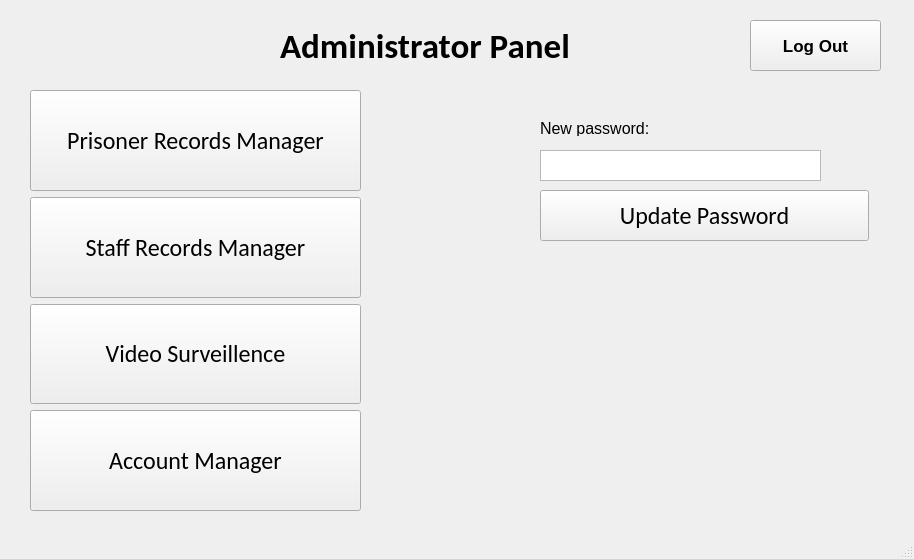
Qt form menu.ui (AmirQadir/PrisonManagementSystem) before a commit.
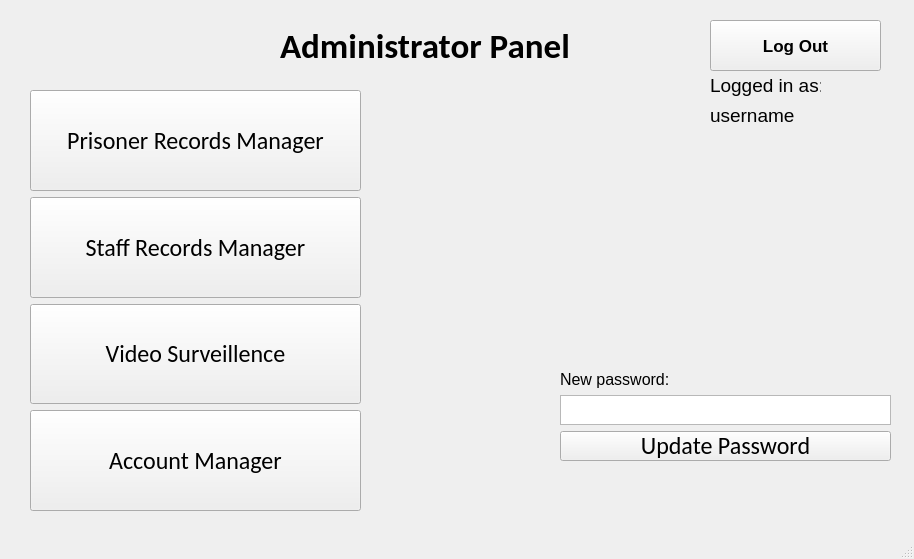
The same form after that commit.

Commit message: update password and shows username as well

The edit to the form file:
```diff
--- a/menu.ui
+++ b/menu.ui
@@ -138,9 +138,9 @@
    <widget class="QPushButton" name="pushButton_4">
     <property name="geometry">
      <rect>
-      <x>750</x>
+      <x>710</x>
       <y>20</y>
-      <width>131</width>
+      <width>171</width>
       <height>51</height>
      </rect>
     </property>
@@ -155,65 +155,94 @@
      <string>Log Out</string>
     </property>
    </widget>
-   <widget class="QPushButton" name="pushButton_7">
+   <widget class="QLabel" name="label_3">
     <property name="geometry">
      <rect>
-      <x>540</x>
-      <y>190</y>
-      <width>329</width>
-      <height>51</height>
+      <x>710</x>
+      <y>70</y>
+      <width>111</width>
+      <height>31</height>
      </rect>
     </property>
-    <property name="sizePolicy">
-     <sizepolicy hsizetype="Minimum" vsizetype="Expanding">
-      <horstretch>0</horstretch>
-      <verstretch>0</verstretch>
-     </sizepolicy>
-    </property>
     <property name="font">
      <font>
-      <family>Calibri</family>
-      <pointsize>18</pointsize>
+      <pointsize>14</pointsize>
      </font>
     </property>
-    <property name="layoutDirection">
-     <enum>Qt::LeftToRight</enum>
-    </property>
-    <property name="autoFillBackground">
-     <bool>false</bool>
-    </property>
     <property name="text">
-     <string>Update Password</string>
+     <string>Logged in as:</string>
     </property>
    </widget>
-   <widget class="QTextEdit" name="textEdit">
+   <widget class="QLabel" name="label_4">
     <property name="geometry">
      <rect>
-      <x>540</x>
-      <y>150</y>
-      <width>281</width>
+      <x>710</x>
+      <y>100</y>
+      <width>111</width>
       <height>31</height>
      </rect>
     </property>
-   </widget>
-   <widget class="QLabel" name="label_2">
-    <property name="geometry">
-     <rect>
-      <x>540</x>
-      <y>120</y>
-      <width>111</width>
-      <height>16</height>
-     </rect>
-    </property>
     <property name="font">
      <font>
-      <pointsize>12</pointsize>
+      <pointsize>14</pointsize>
      </font>
     </property>
     <property name="text">
-     <string>New password:</string>
+     <string>username</string>
     </property>
    </widget>
+   <widget class="QWidget" name="verticalLayoutWidget_2">
+    <property name="geometry">
+     <rect>
+      <x>560</x>
+      <y>370</y>
+      <width>331</width>
+      <height>91</height>
+     </rect>
+    </property>
+    <layout class="QVBoxLayout" name="verticalLayout_2">
+     <item>
+      <widget class="QLabel" name="label_2">
+       <property name="font">
+        <font>
+         <pointsize>12</pointsize>
+        </font>
+       </property>
+       <property name="text">
+        <string>New password:</string>
+       </property>
+      </widget>
+     </item>
+     <item>
+      <widget class="QTextEdit" name="textEdit"/>
+     </item>
+     <item>
+      <widget class="QPushButton" name="pushButton_7">
+       <property name="sizePolicy">
+        <sizepolicy hsizetype="Minimum" vsizetype="Expanding">
+         <horstretch>0</horstretch>
+         <verstretch>0</verstretch>
+        </sizepolicy>
+       </property>
+       <property name="font">
+        <font>
+         <family>Calibri</family>
+         <pointsize>18</pointsize>
+        </font>
+       </property>
+       <property name="layoutDirection">
+        <enum>Qt::LeftToRight</enum>
+       </property>
+       <property name="autoFillBackground">
+        <bool>false</bool>
+       </property>
+       <property name="text">
+        <string>Update Password</string>
+       </property>
+      </widget>
+     </item>
+    </layout>
+   </widget>
   </widget>
   <widget class="QMenuBar" name="menubar">
    <property name="geometry">
```
The commit also changes 6 other files.
